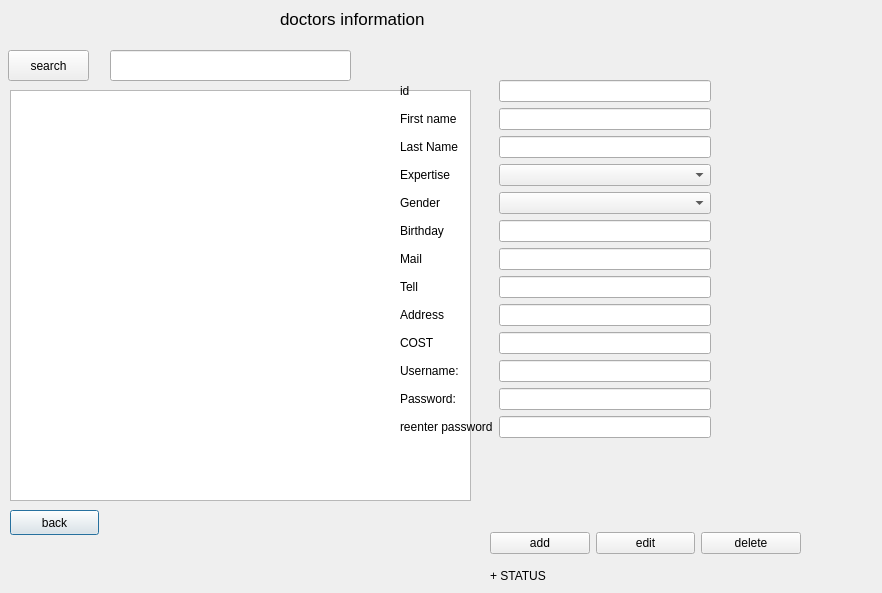
itsMahdi/clinic, file doctordialog.ui: the form before one commit.
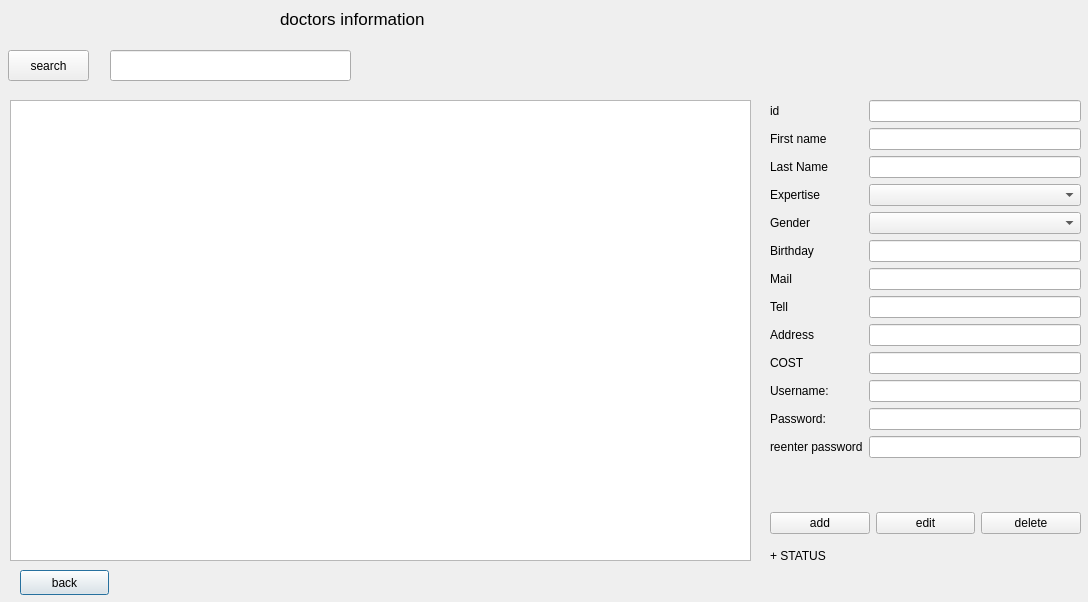
The form after the commit.

```diff
--- a/doctordialog.ui
+++ b/doctordialog.ui
@@ -6,8 +6,8 @@
    <rect>
     <x>0</x>
     <y>0</y>
-    <width>882</width>
-    <height>593</height>
+    <width>1088</width>
+    <height>602</height>
    </rect>
   </property>
   <property name="windowTitle">
@@ -17,17 +17,17 @@
    <property name="geometry">
     <rect>
      <x>10</x>
-     <y>90</y>
-     <width>461</width>
-     <height>411</height>
+     <y>100</y>
+     <width>741</width>
+     <height>461</height>
     </rect>
    </property>
   </widget>
   <widget class="QPushButton" name="pushButton_back_dr">
    <property name="geometry">
     <rect>
-     <x>10</x>
-     <y>510</y>
+     <x>20</x>
+     <y>570</y>
      <width>89</width>
      <height>25</height>
     </rect>
@@ -80,8 +80,8 @@
   <widget class="QWidget" name="layoutWidget">
    <property name="geometry">
     <rect>
-     <x>400</x>
-     <y>80</y>
+     <x>770</x>
+     <y>100</y>
      <width>311</width>
      <height>401</height>
     </rect>
@@ -226,8 +226,8 @@
   <widget class="QWidget" name="layoutWidget">
    <property name="geometry">
     <rect>
-     <x>490</x>
-     <y>530</y>
+     <x>770</x>
+     <y>510</y>
      <width>311</width>
      <height>27</height>
     </rect>
@@ -259,8 +259,8 @@
   <widget class="QLabel" name="label_status">
    <property name="geometry">
     <rect>
-     <x>490</x>
-     <y>560</y>
+     <x>770</x>
+     <y>540</y>
      <width>291</width>
      <height>31</height>
     </rect>
```
